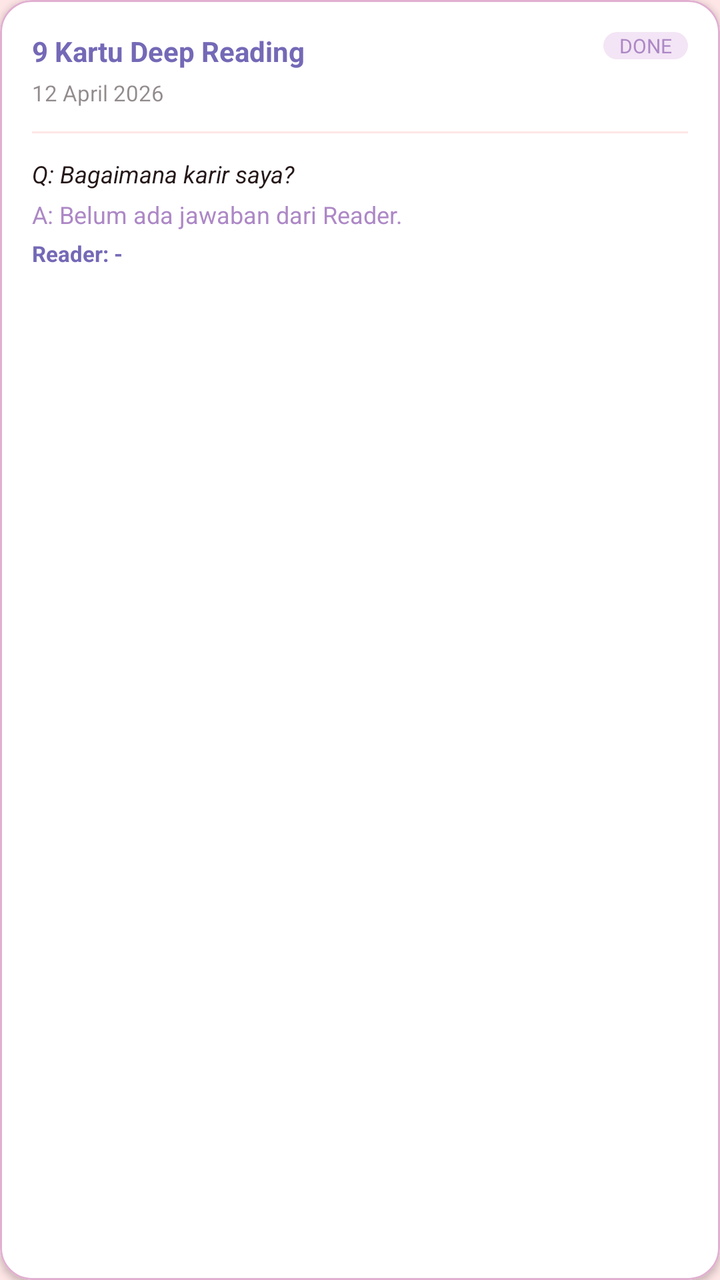
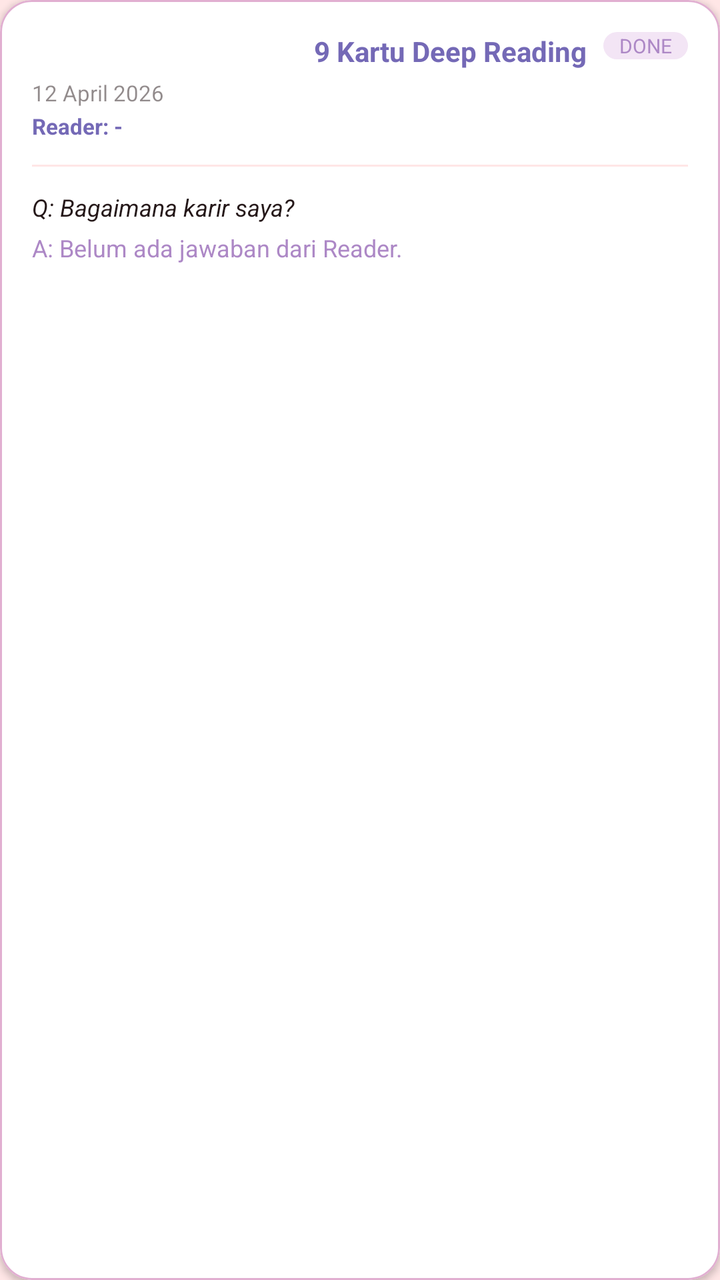

An Android layout rendered at two revisions. The XML below is the earlier revision; the diff shows what the commit changed to produce the second picture.
<!-- AndroidManifest.xml: application theme Theme.Tarot -->
<!-- res/layout/item_customer_history.xml -->
<?xml version="1.0" encoding="utf-8"?>
<com.google.android.material.card.MaterialCardView xmlns:android="http://schemas.android.com/apk/res/android"
    xmlns:app="http://schemas.android.com/apk/res-auto"
    android:layout_width="match_parent"
    android:layout_height="wrap_content"
    android:layout_marginHorizontal="16dp"
    android:layout_marginVertical="8dp"
    app:cardBackgroundColor="#FFFFFF"
    app:cardCornerRadius="16dp"
    app:cardElevation="2dp"
    app:strokeColor="#E1AFD1"
    app:strokeWidth="1dp">

    <LinearLayout
        android:layout_width="match_parent"
        android:layout_height="wrap_content"
        android:orientation="vertical"
        android:padding="16dp">

        <RelativeLayout
            android:layout_width="match_parent"
            android:layout_height="wrap_content">

            <TextView
                android:id="@+id/tvItemPackage"
                android:layout_width="wrap_content"
                android:layout_height="wrap_content"
                android:text="9 Kartu Deep Reading"
                android:textColor="#7469B6"
                android:textStyle="bold" />

            <TextView
                android:id="@+id/tvItemStatus"
                android:layout_width="wrap_content"
                android:layout_height="wrap_content"
                android:layout_alignParentEnd="true"
                android:background="@drawable/bg_status_rounded"
                android:backgroundTint="#F3E5F5"
                android:paddingHorizontal="8dp"
                android:text="DONE"
                android:textColor="#AD88C6"
                android:textSize="10sp" />
        </RelativeLayout>

        <TextView
            android:id="@+id/tvItemDate"
            android:layout_width="wrap_content"
            android:layout_height="wrap_content"
            android:layout_marginTop="4dp"
            android:text="12 April 2026"
            android:textColor="#80251819"
            android:textSize="11sp" />

        <View
            android:layout_width="match_parent"
            android:layout_height="1dp"
            android:layout_marginVertical="12dp"
            android:background="#FFE6E6" />

        <TextView
            android:id="@+id/tvItemQuestion"
            android:layout_width="match_parent"
            android:layout_height="wrap_content"
            android:text="Q: Bagaimana karir saya?"
            android:textColor="#251819"
            android:textSize="12sp"
            android:textStyle="italic" />

        <TextView
            android:id="@+id/tvItemAnswer"
            android:layout_width="match_parent"
            android:layout_height="wrap_content"
            android:layout_marginTop="4dp"
            android:text="A: Belum ada jawaban dari Reader."
            android:textColor="#AD88C6"
            android:textSize="12sp" />

        <TextView
            android:id="@+id/tvItemReader"
            android:layout_width="match_parent"
            android:layout_height="wrap_content"
            android:layout_marginTop="4dp"
            android:text="Reader: -"
            android:textColor="#7469B6"
            android:textSize="11sp"
            android:textStyle="bold" />

        <com.google.android.material.button.MaterialButton
            android:id="@+id/btnCancelOrder"
            style="@style/Widget.Material3.Button.TextButton"
            android:layout_width="wrap_content"
            android:layout_height="wrap_content"
            android:layout_marginTop="4dp"
            android:text="Batalkan Pesanan"
            android:textColor="#E57373"
            android:textSize="11sp"
            android:visibility="gone"
            app:cornerRadius="8dp" />

        <com.google.android.material.button.MaterialButton
            android:id="@+id/btnTulisUlasan"
            android:layout_width="wrap_content"
            android:layout_height="wrap_content"
            android:layout_marginTop="6dp"
            android:text="✍️ Tulis Ulasan"
            android:textColor="#7469B6"
            android:textSize="11sp"
            android:visibility="gone"
            app:backgroundTint="#F3E5F5"
            app:cornerRadius="8dp" />

        <com.google.android.material.button.MaterialButton
            android:id="@+id/btnShareRamalan"
            style="@style/Widget.Material3.Button.TextButton"
            android:layout_width="wrap_content"
            android:layout_height="wrap_content"
            android:layout_marginTop="4dp"
            android:text="🔗 Bagikan Ramalan"
            android:textColor="#7469B6"
            android:textSize="11sp"
            android:visibility="gone"
            app:backgroundTint="#F3E5F5"
            app:cornerRadius="8dp" />

        <LinearLayout
            android:id="@+id/layoutUlasanTerkirim"
            android:layout_width="match_parent"
            android:layout_height="wrap_content"
            android:layout_marginTop="8dp"
            android:background="@drawable/bg_status_rounded"
            android:backgroundTint="#F8F0FF"
            android:orientation="vertical"
            android:padding="12dp"
            android:visibility="gone">

            <TextView
                android:layout_width="wrap_content"
                android:layout_height="wrap_content"
                android:text="✅ Ulasan Kamu"
                android:textColor="#7469B6"
                android:textSize="10sp"
                android:textStyle="bold" />

            <TextView
                android:id="@+id/tvIsiRating"
                android:layout_width="wrap_content"
                android:layout_height="wrap_content"
                android:layout_marginTop="4dp"
                android:text="★★★★★"
                android:textColor="#FFB300"
                android:textSize="16sp" />

            <TextView
                android:id="@+id/tvIsiUlasan"
                android:layout_width="match_parent"
                android:layout_height="wrap_content"
                android:layout_marginTop="4dp"
                android:text=""
                android:textColor="#251819"
                android:textSize="12sp"
                android:lineSpacingExtra="2dp" />

        </LinearLayout>

    </LinearLayout>
</com.google.android.material.card.MaterialCardView>
<!-- resources referenced by this layout -->
<resources>
  <!-- drawable bg_status_rounded (drawable) -->
  <?xml version="1.0" encoding="utf-8"?>
  <shape xmlns:android="http://schemas.android.com/apk/res/android">
      <corners android:radius="100dp" />
  
      <solid android:color="#F0F0F0" />
  </shape>
  <style name="Theme.Tarot" parent="Base.Theme.Tarot" />
  <style name="Base.Theme.Tarot" parent="Theme.Material3.DayNight.NoActionBar">
          <item name="colorPrimary">#7469B6</item>
          <item name="colorOnPrimary">#FFFFFF</item>
          <item name="colorPrimaryContainer">#F3E5F5</item>
  
          <item name="android:windowBackground">#FFE6E6</item>
  
          <item name="android:statusBarColor">#7469B6</item>
          <item name="android:windowLightStatusBar">false</item>
  
          <item name="android:editTextColor">#251819</item>
          <item name="android:textColorPrimary">#251819</item>
  
          <item name="searchViewStyle">@style/TarotSearchViewStyle</item>
      </style>
  <style name="TarotSearchViewStyle" parent="Widget.AppCompat.SearchView">
          <item name="queryBackground">@null</item>
          <item name="android:editTextColor">#251819</item>
          <item name="android:textColor">#251819</item>
          <item name="android:textColorHint">#AD88C6</item>
          <item name="android:textCursorDrawable">@null</item>
      </style>
</resources>

<!-- the commit's change to res/layout/item_customer_history.xml (unified diff, before → after) -->
@@ -17,6 +17,7 @@
         android:orientation="vertical"
         android:padding="16dp">
 
+        
         <RelativeLayout
             android:layout_width="match_parent"
             android:layout_height="wrap_content">
@@ -25,6 +26,8 @@
                 android:id="@+id/tvItemPackage"
                 android:layout_width="wrap_content"
                 android:layout_height="wrap_content"
+                android:layout_toStartOf="@+id/tvItemStatus"
+                android:layout_marginEnd="8dp"
                 android:text="9 Kartu Deep Reading"
                 android:textColor="#7469B6"
                 android:textStyle="bold" />
@@ -42,6 +45,7 @@
                 android:textSize="10sp" />
         </RelativeLayout>
 
+        
         <TextView
             android:id="@+id/tvItemDate"
             android:layout_width="wrap_content"
@@ -51,12 +55,24 @@
             android:textColor="#80251819"
             android:textSize="11sp" />
 
+        
+        <TextView
+            android:id="@+id/tvItemReader"
+            android:layout_width="match_parent"
+            android:layout_height="wrap_content"
+            android:layout_marginTop="2dp"
+            android:text="Reader: -"
+            android:textColor="#7469B6"
+            android:textSize="11sp"
+            android:textStyle="bold" />
+
         <View
             android:layout_width="match_parent"
             android:layout_height="1dp"
             android:layout_marginVertical="12dp"
             android:background="#FFE6E6" />
 
+        
         <TextView
             android:id="@+id/tvItemQuestion"
             android:layout_width="match_parent"
@@ -75,16 +91,7 @@
             android:textColor="#AD88C6"
             android:textSize="12sp" />
 
-        <TextView
-            android:id="@+id/tvItemReader"
-            android:layout_width="match_parent"
-            android:layout_height="wrap_content"
-            android:layout_marginTop="4dp"
-            android:text="Reader: -"
-            android:textColor="#7469B6"
-            android:textSize="11sp"
-            android:textStyle="bold" />
-
+        
         <com.google.android.material.button.MaterialButton
             android:id="@+id/btnCancelOrder"
             style="@style/Widget.Material3.Button.TextButton"
@@ -122,6 +129,7 @@
             app:backgroundTint="#F3E5F5"
             app:cornerRadius="8dp" />
 
+        
         <LinearLayout
             android:id="@+id/layoutUlasanTerkirim"
             android:layout_width="match_parent"
@@ -162,5 +170,67 @@
 
         </LinearLayout>
 
+        
+        
+        
+        <LinearLayout
+            android:id="@+id/layoutQrTicket"
+            android:layout_width="match_parent"
+            android:layout_height="wrap_content"
+            android:layout_marginTop="12dp"
+            android:background="@drawable/bg_border_rounded"
+            android:gravity="center"
+            android:orientation="vertical"
+            android:padding="16dp"
+            android:visibility="gone">
+
+            
+            <TextView
+                android:layout_width="wrap_content"
+                android:layout_height="wrap_content"
+                android:background="@drawable/bg_status_rounded"
+                android:backgroundTint="#7469B6"
+                android:paddingHorizontal="12dp"
+                android:paddingVertical="4dp"
+                android:text="🎫  TIKET SESI"
+                android:textColor="#FFFFFF"
+                android:textSize="10sp"
+                android:textStyle="bold" />
+
+            
+            <ImageView
+                android:id="@+id/imgQrCode"
+                android:layout_width="140dp"
+                android:layout_height="140dp"
+                android:layout_marginTop="12dp"
+                android:contentDescription="QR Code Booking" />
+
+            
+            <TextView
+                android:id="@+id/tvQrBookingId"
+                android:layout_width="wrap_content"
+                android:layout_height="wrap_content"
+                android:layout_marginTop="6dp"
+                android:fontFamily="monospace"
+                android:textColor="#AD88C6"
+                android:textSize="10sp" />
+
+            
+            <com.google.android.material.button.MaterialButton
+                android:id="@+id/btnSaveQr"
+                android:layout_width="wrap_content"
+                android:layout_height="36dp"
+                android:layout_marginTop="8dp"
+                android:paddingHorizontal="20dp"
+                android:text="💾  Simpan QR"
+                android:textColor="#FFFFFF"
+                android:textSize="11sp"
+                android:textStyle="bold"
+                app:backgroundTint="#AD88C6"
+                app:cornerRadius="100dp" />
+
+        </LinearLayout>
+        
+
     </LinearLayout>
 </com.google.android.material.card.MaterialCardView>
<!-- resource entries referenced after the edit -->
@@ -1,5 +1,11 @@
 <!-- resources referenced by this layout -->
 <resources>
+  <!-- drawable bg_border_rounded (drawable) -->
+  <shape xmlns:android="http://schemas.android.com/apk/res/android">
+      <stroke android:width="1.5dp" android:color="#E1AFD1" />
+      <corners android:radius="100dp" />
+      <solid android:color="#FFFFFF" />
+  </shape>
   <!-- drawable bg_status_rounded (drawable) -->
   <?xml version="1.0" encoding="utf-8"?>
   <shape xmlns:android="http://schemas.android.com/apk/res/android">
